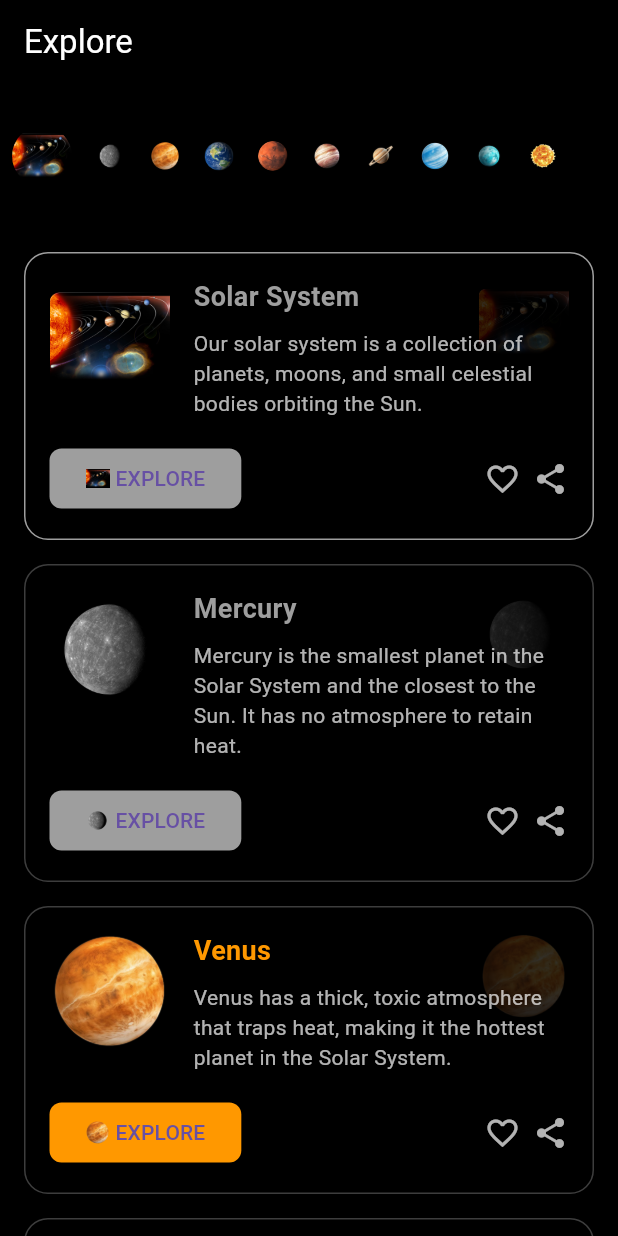
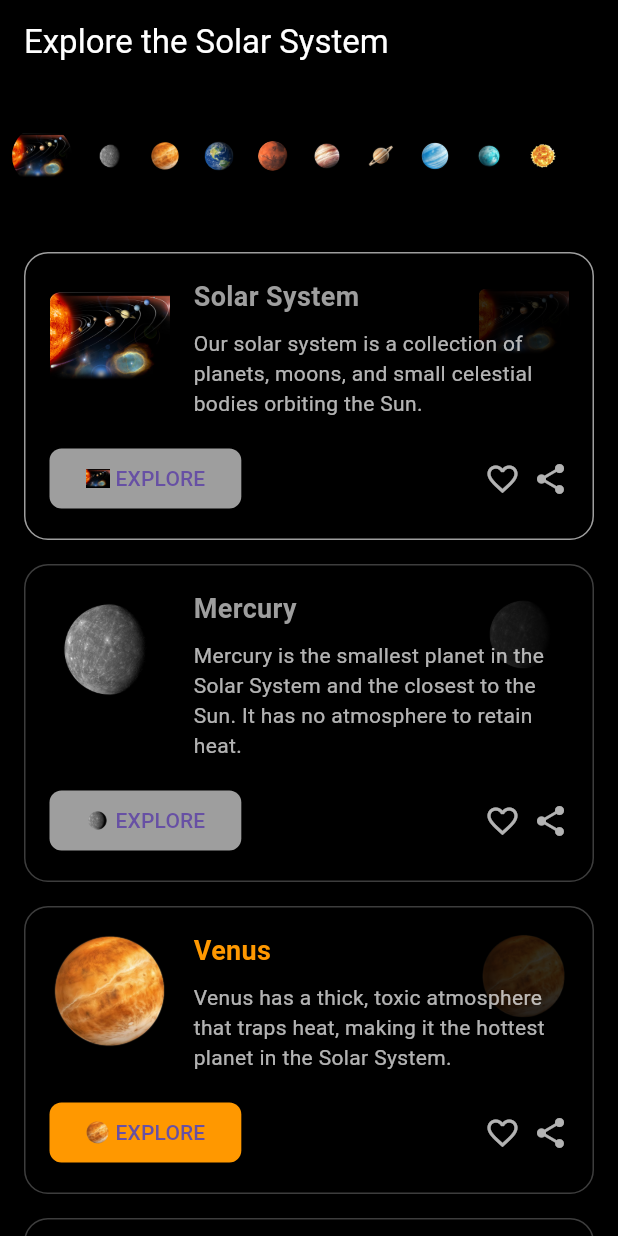
Before and after one commit to Haris-Mughal/XR-Universe-MobApp, a Flutter app: the screen it shows after launch, on a phone screen of 412 x 824 dp. Run offline on Flutter 3.47's test engine with Material 3 defaults, Android fonts, the light colour scheme and no system bars; missing offline and left inert: model_viewer_plus.

Commit message:
all app working, solar system implemented

```diff
--- a/lib/main.dart
+++ b/lib/main.dart
@@ -114,7 +114,7 @@ class _AstroExplorerScreenState extends State<AstroExplorerScreen> {
       backgroundColor: Colors.black,
       appBar: AppBar(
         backgroundColor: Colors.black,
-        title: const Text('Explore', style: TextStyle(color: Colors.white)),
+        title: const Text('Explore the Solar System', style: TextStyle(color: Colors.white)),
       ),
       body: Column(
         children: [
@@ -290,6 +290,7 @@ class AstroCard extends StatelessWidget {
                     ),
                   ),
                   const Row(
+                    mainAxisAlignment: MainAxisAlignment.end,
                     children: [
                       Icon(Icons.favorite_border, color: Colors.white70),
                       SizedBox(width: 8),
--- a/lib/model_viewer_screen.dart
+++ b/lib/model_viewer_screen.dart
@@ -37,7 +37,6 @@ class ModelViewerScreen extends StatelessWidget {
             arModes: const ['scene-viewer', 'webxr', 'quick-look'],
             autoRotate: true,
             iosSrc: 'https://modelviewer.dev/shared-assets/models/Astronaut.usdz',
-            disableZoom: true,
           ),
         ],
       ),
--- a/pubspec.yaml
+++ b/pubspec.yaml
@@ -53,6 +53,7 @@ dev_dependencies:
 
 # The following section is specific to Flutter packages.
 flutter:
+  uses-material-design: true
   assets:
     - assets/images/
     - assets/models/
```
